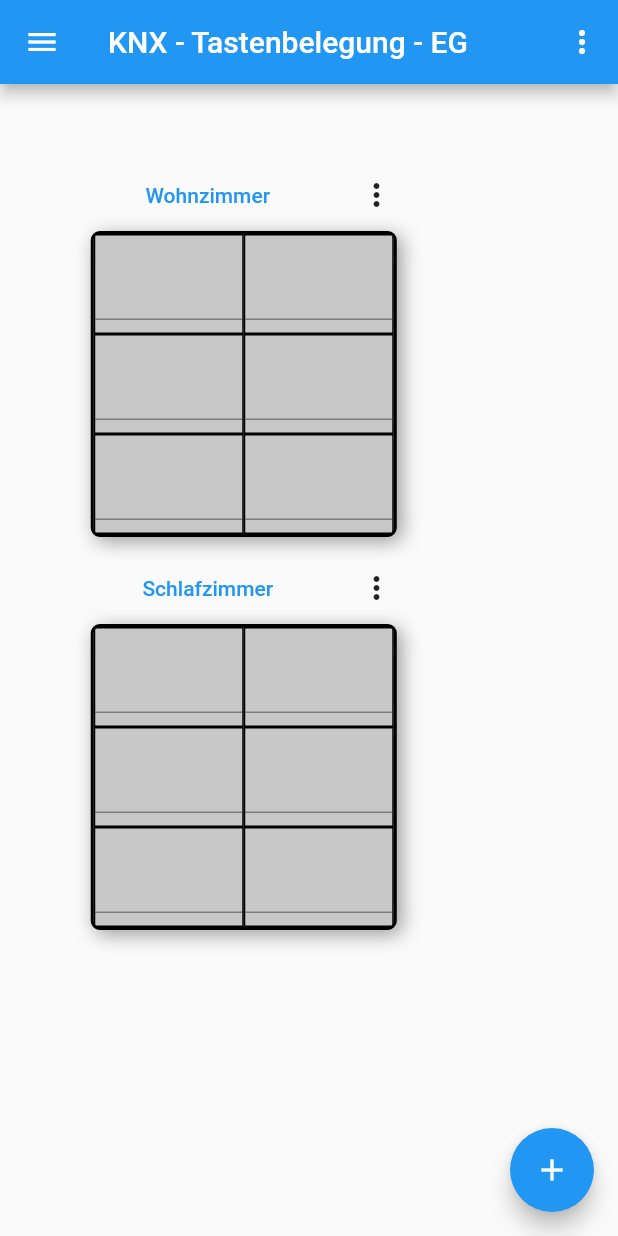
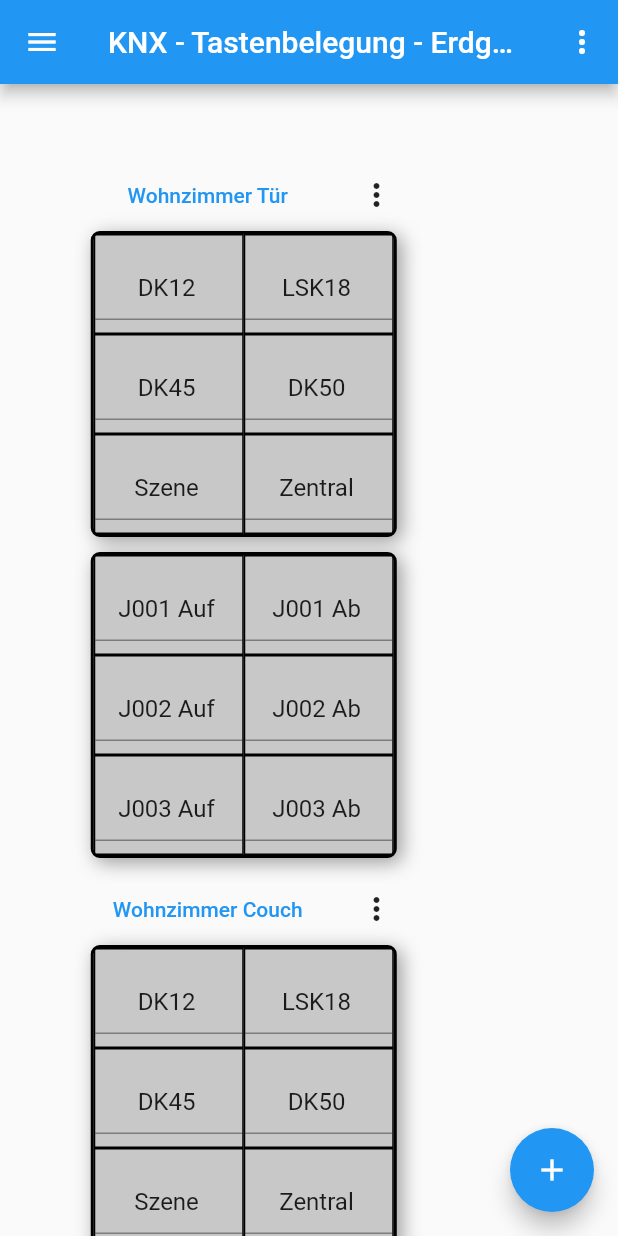
Before and after one commit to ThreeLakeGames/knx_keybinding_tool, a Flutter app: the screen it shows after launch, on a phone screen of 412 x 824 dp. Run offline on Flutter 3.47's test engine with Material 2 defaults, Android fonts, the phone set to English and light mode, and no system bars; our stand-ins replace pdf, printing.

Commit message:
polishing PDF Export

```diff
--- a/lib/pdf_widgets/pdf_sub_area.dart
+++ b/lib/pdf_widgets/pdf_sub_area.dart
@@ -1,6 +1,7 @@
 import 'package:knx_keybinding_tool/pdf_widgets/pdf_switch_combination.dart';
 import 'package:knx_keybinding_tool/provider/sub_area_data.dart';
 import 'package:knx_keybinding_tool/provider/switch_combination_item_data.dart';
+import 'package:pdf/pdf.dart';
 import 'package:pdf/widgets.dart' as pw;
 
 class PdfSubArea extends pw.StatelessWidget {
@@ -12,7 +13,16 @@ class PdfSubArea extends pw.StatelessWidget {
   pw.Widget build(pw.Context context) {
     // return pw.Center(child: pw.Text("subArea"));
     return pw.Column(children: [
-      // pw.Container(width: double.infinity, height: 20, color: PdfColors.blue),
+      pw.Container(
+        width: double.infinity,
+        height: 30,
+        decoration: pw.BoxDecoration(
+          border: pw.Border.all(width: 2),
+        ),
+        child: pw.Center(
+          child: pw.Text(subAreaData.title),
+        ),
+      ),
       pw.Padding(
         padding: const pw.EdgeInsets.all(20.0),
         child: pw.Wrap(
--- a/lib/pdf_widgets/pdf_switch_item.dart
+++ b/lib/pdf_widgets/pdf_switch_item.dart
@@ -72,7 +72,10 @@ class PdfRockerTile extends pw.StatelessWidget {
         ),
       ),
       child: pw.Center(
-        child: pw.Text(text),
+        child: pw.Text(
+          text,
+          textAlign: pw.TextAlign.center,
+        ),
       ),
     );
   }
--- /dev/null
+++ b/lib/provider/demo_data.dart
@@ -0,0 +1,93 @@
+import 'package:knx_keybinding_tool/provider/switch_combination_item_data.dart';
+import 'package:knx_keybinding_tool/provider/switch_item_data.dart';
+import 'package:vector_math/vector_math.dart';
+
+class DemoData {
+  static List<SwitchCombinationItemData> testSwitchArea = [
+    SwitchCombinationItemData("Wohnzimmer Tür", [
+      SwitchItemData.withValues(
+        [
+          "DK12",
+          "LSK18",
+          "DK45",
+          "DK50",
+          "Szene",
+          "Zentral",
+        ],
+        Vector2(2, 3),
+      ),
+      SwitchItemData.withValues(
+        [
+          "J001 Auf",
+          "J001 Ab",
+          "J002 Auf",
+          "J002 Ab",
+          "J003 Auf",
+          "J003 Ab",
+        ],
+        Vector2(2, 3),
+      )
+    ]),
+    SwitchCombinationItemData("Wohnzimmer Couch", [
+      SwitchItemData.withValues(
+        [
+          "DK12",
+          "LSK18",
+          "DK45",
+          "DK50",
+          "Szene",
+          "Zentral",
+        ],
+        Vector2(2, 3),
+      )
+    ]),
+    SwitchCombinationItemData("Gang Eingangstür", [
+      SwitchItemData.withValues(
+        [
+          "DK12",
+          "LSK18",
+          "DK45",
+          "DK50",
+          "Szene",
+          "Zentral",
+        ],
+        Vector2(2, 3),
+      ),
+      SwitchItemData.withValues(
+        [
+          "J001 Auf",
+          "J001 Ab",
+          "J002 Auf",
+          "J002 Ab",
+          "J003 Auf",
+          "J003 Ab",
+        ],
+        Vector2(2, 3),
+      ),
+      SwitchItemData.withValues(
+        [
+          "Zentral Auf",
+          "Zentral Ab",
+          "J002 Auf",
+          "J002 Ab",
+          "J003 Auf",
+          "J003 Ab",
+        ],
+        Vector2(2, 1),
+      )
+    ]),
+    SwitchCombinationItemData("Schlafzimmer Tür", [
+      SwitchItemData.withValues(
+        [
+          "DK12",
+          "LSK18",
+          "DK45",
+          "DK50",
+          "Szene",
+          "Zentral",
+        ],
+        Vector2(2, 3),
+      )
+    ]),
+  ];
+}
--- a/lib/provider/main_area_data.dart
+++ b/lib/provider/main_area_data.dart
@@ -3,8 +3,8 @@ import 'package:knx_keybinding_tool/provider/sub_area_data.dart';
 
 class MainAreaData with ChangeNotifier {
   List<SubAreaData> subAreas = [
-    SubAreaData("EG", 0, DateTime.now().toString()),
-    SubAreaData("OG", 1, DateTime.now().toString()),
+    SubAreaData("Erdgeschoss", 0, DateTime.now().toString()),
+    SubAreaData("Obergeschoss", 1, DateTime.now().toString()),
   ];
   int currentSubAreaIndex = 0;
 
--- a/lib/provider/sub_area_data.dart
+++ b/lib/provider/sub_area_data.dart
@@ -1,4 +1,5 @@
 import 'package:flutter/material.dart';
+import 'package:knx_keybinding_tool/provider/demo_data.dart';
 import 'package:knx_keybinding_tool/provider/switch_combination_item_data.dart';
 import 'package:knx_keybinding_tool/provider/switch_item_data.dart';
 
@@ -6,10 +7,9 @@ class SubAreaData with ChangeNotifier {
   String id;
   String title;
   int index;
-  List<SwitchCombinationItemData> switchCombinationList = [
-    SwitchCombinationItemData("Wohnzimmer", [SwitchItemData()]),
-    SwitchCombinationItemData("Schlafzimmer", [SwitchItemData()]),
-  ];
+
+  List<SwitchCombinationItemData> switchCombinationList =
+      DemoData.testSwitchArea;
 
   SubAreaData(this.title, this.index, this.id);
 
--- a/lib/provider/switch_item_data.dart
+++ b/lib/provider/switch_item_data.dart
@@ -26,6 +26,8 @@ class SwitchItemData with ChangeNotifier {
   String id;
 
   List<String> rockerData = List<String>.generate(6, (index) => "");
+  SwitchItemData();
+  SwitchItemData.withValues(this.rockerData, this.rockerDimension);
 
   int get totalRockerSize {
     return (rockerDimension.x * rockerDimension.y).round();
--- a/lib/screens/main_overview_screen.dart
+++ b/lib/screens/main_overview_screen.dart
@@ -36,9 +36,16 @@ class _MainOverviewScreenState extends State<MainOverviewScreen> {
         },
       ),
       drawer: MainDrawer(_startAddNewArea),
-      body: IndexedStack(
-        children: _buildSubAreaItems(context),
-        index: mainAreaData.currentSubAreaIndex,
+      body:
+          // panEnabled: ,
+          // boundaryMargin: EdgeInsets.all(double.infinity),
+          Container(
+        width: double.infinity,
+        height: double.infinity,
+        child: IndexedStack(
+          children: _buildSubAreaItems(context),
+          index: mainAreaData.currentSubAreaIndex,
+        ),
       ),
     );
   }
@@ -95,7 +102,7 @@ class _MainOverviewScreenState extends State<MainOverviewScreen> {
               Icons.settings,
               color: Colors.black87,
             ),
-            Text("  edit sub-area"),
+            Text("  project settings"),
           ],
         ),
         value: "edit",
--- a/lib/screens/pdf_preview_screen.dart
+++ b/lib/screens/pdf_preview_screen.dart
@@ -1,4 +1,5 @@
 import 'package:flutter/material.dart';
+import 'package:flutter/services.dart';
 import 'package:knx_keybinding_tool/pdf_widgets/pdf_sub_area.dart';
 import 'package:knx_keybinding_tool/provider/main_area_data.dart';
 import 'package:pdf/pdf.dart';
@@ -6,8 +7,16 @@ import 'package:provider/provider.dart';
 import 'package:printing/printing.dart';
 import 'package:pdf/widgets.dart' as pw;
 
-class PdfPreviewScreen extends StatelessWidget {
+class PdfPreviewScreen extends StatefulWidget {
   static const routeName = "/pdf-preview-screen";
+
+  @override
+  _PdfPreviewScreenState createState() => _PdfPreviewScreenState();
+}
+
+class _PdfPreviewScreenState extends State<PdfPreviewScreen> {
+  bool isScrollable = false;
+
   @override
   Widget build(BuildContext context) {
     final mainAreaData = Provider.of<MainAreaData>(context, listen: false);
@@ -15,11 +24,14 @@ class PdfPreviewScreen extends StatelessWidget {
       appBar: AppBar(
         title: Text("PDF Preview"),
       ),
-        body: _buildSubAreaDocument(mainAreaData));
+      body: _buildSubAreaDocument(mainAreaData),
+    );
   }
 
   Widget _buildSubAreaDocument(MainAreaData mainAreaData) {
-    return PdfPreview(build: (format) {
+    return PdfPreview(
+        maxPageWidth: 900,
+        build: (format) {
           final subAreaDocument = _createDocument(mainAreaData, format);
 
           return subAreaDocument.save();
@@ -39,4 +51,27 @@ class PdfPreviewScreen extends StatelessWidget {
     );
     return mainAreaDocument;
   }
+
+//----- this code was used to allow scrolling with an interactiveViewer -------------
+
+  // void setScrollable(bool scrollable) {
+  //   setState(() {
+  //     isScrollable = scrollable;
+  //   });
+  // }
+
+  // bool handleKeyEvent(RawKeyEvent rawKeyEvent) {
+  //   if (rawKeyEvent.isShiftPressed) {
+  //     if (!isScrollable) {
+  //       print("true");
+  //       setScrollable(true);
+  //     }
+  //     return true;
+  //   }
+  //   if (isScrollable) {
+  //     print("false");
+  //     setScrollable(false);
+  //   }
+  //   return false;
+  // }
 }
```
Lines whose indentation alone changed are shown as unchanged.
